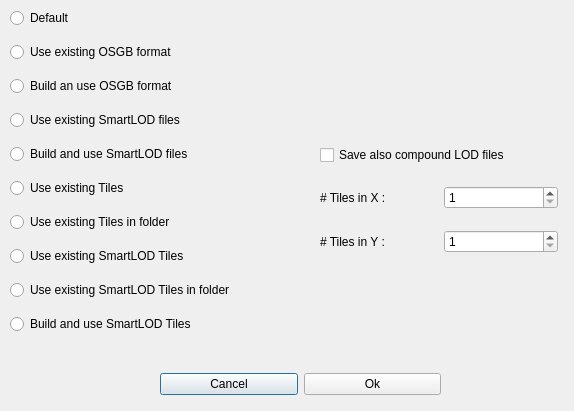
Above: Src/3DMetrics/model_loadingmode_dialog.ui from IfremerUnderwater/3DMetrics before the change. Below: the same form after it.
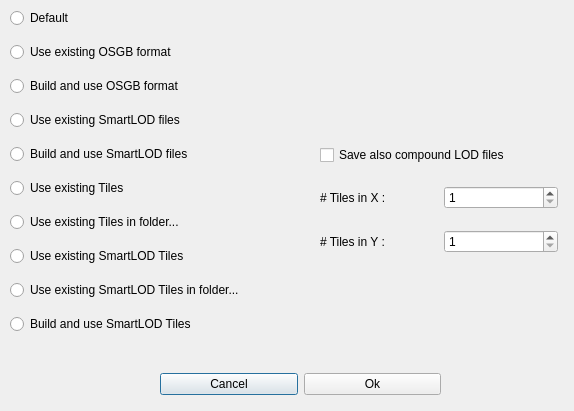
That is the form after the change.

Commit message: Model loading mode correction / enhancement

```diff
--- a/Src/3DMetrics/model_loadingmode_dialog.ui
+++ b/Src/3DMetrics/model_loadingmode_dialog.ui
@@ -18,7 +18,7 @@
     <rect>
      <x>10</x>
      <y>0</y>
-     <width>286</width>
+     <width>296</width>
      <height>351</height>
     </rect>
    </property>
@@ -40,7 +40,7 @@
     <item>
      <widget class="QRadioButton" name="buildOSGBRadio">
       <property name="text">
-       <string>Build an use OSGB format</string>
+       <string>Build and use OSGB format</string>
       </property>
      </widget>
     </item>
@@ -68,7 +68,7 @@
     <item>
      <widget class="QRadioButton" name="useTilesFolderRadio">
       <property name="text">
-       <string>Use existing Tiles in folder</string>
+       <string>Use existing Tiles in folder...</string>
       </property>
      </widget>
     </item>
@@ -82,7 +82,7 @@
     <item>
      <widget class="QRadioButton" name="useSmartLODTilesFolderRadio">
       <property name="text">
-       <string>Use existing SmartLOD Tiles in folder</string>
+       <string>Use existing SmartLOD Tiles in folder...</string>
       </property>
      </widget>
     </item>
```
Left out of the diff: 39 changed lines with no effect on the pictures. The commit also changes 4 other files.
